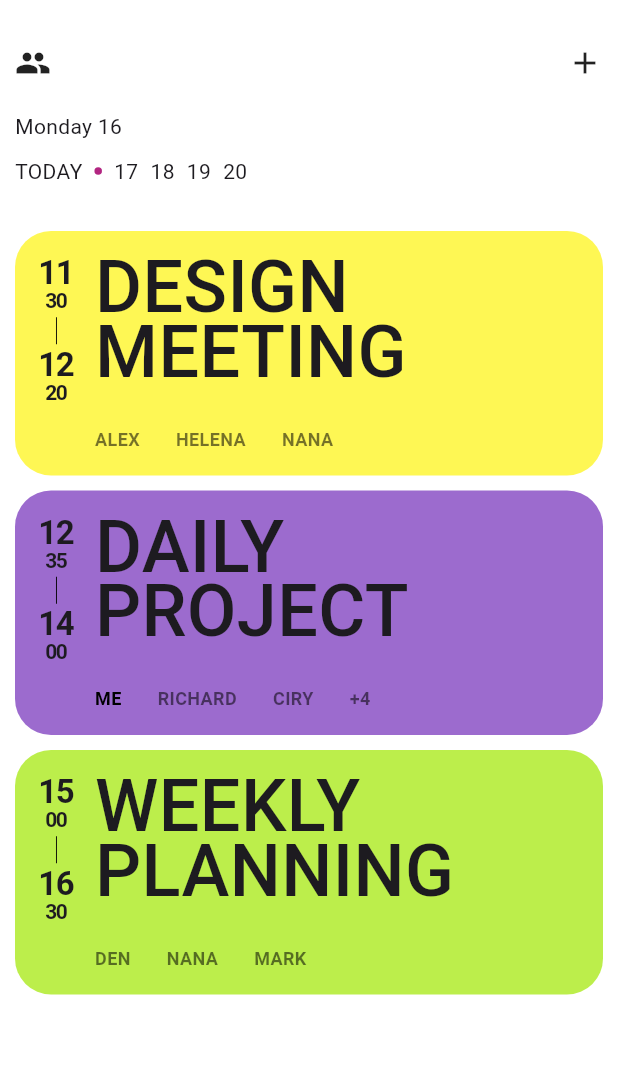
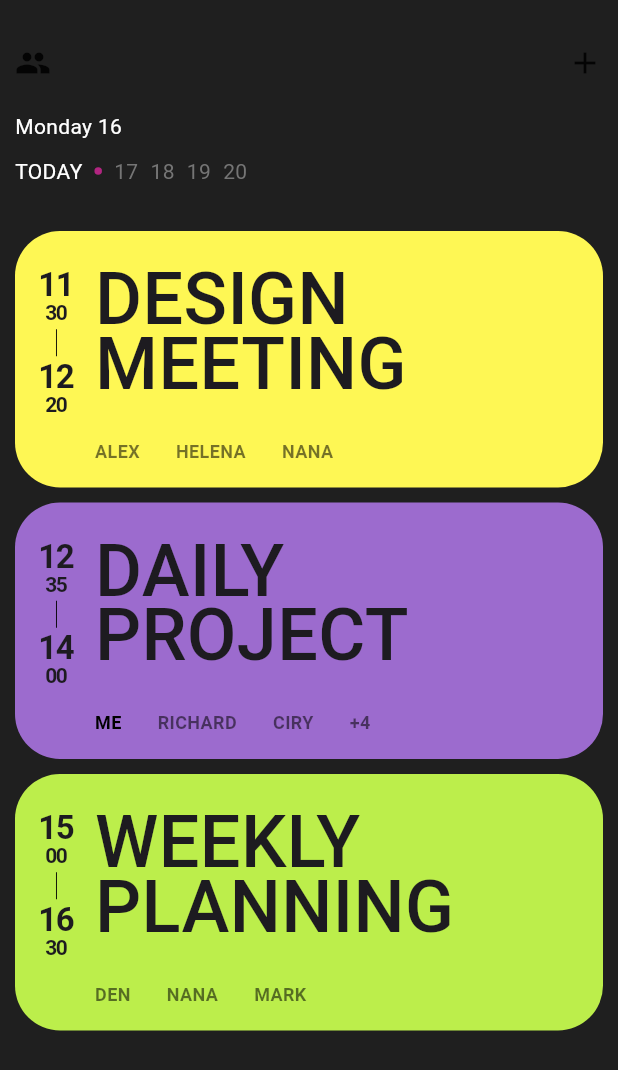
Before and after one commit to zerosial/Flutter_Dictionary, a Flutter app: the screen it shows after launch, on a phone screen of 412 x 824 dp. Shown: the top 1070 px of the screen. Run offline on Flutter 3.47's test engine with Material 3 defaults, Android fonts, the phone set to English and light mode, and no system bars.

Commit message:
feat: 카드 및 상단 Day 디자인 수정

```diff
--- a/flutterzero/lib/screens/design_screen.dart
+++ b/flutterzero/lib/screens/design_screen.dart
@@ -1,5 +1,5 @@
 import 'package:flutter/material.dart';
-import 'package:flutterzero/widget/Meeting_card.dart';
+import 'package:flutterzero/widget/meeting_card.dart';
 
 class DesignScreen extends StatefulWidget {
   const DesignScreen({super.key});
@@ -12,7 +12,7 @@ class _DesignScreenState extends State<DesignScreen> {
   @override
   Widget build(BuildContext context) {
     return Scaffold(
-      backgroundColor: Colors.white,
+      backgroundColor: const Color(0xFF1F1F1F),
       body: SingleChildScrollView(
         child: Padding(
           padding: const EdgeInsets.all(10),
@@ -36,11 +36,21 @@ class _DesignScreenState extends State<DesignScreen> {
                 crossAxisAlignment: CrossAxisAlignment.start,
                 spacing: 10,
                 children: [
-                  const Text("Monday 16"),
+                  const Text(
+                    "Monday 16",
+                    style: TextStyle(
+                      color: Colors.white,
+                    ),
+                  ),
                   Row(
                     spacing: 8,
                     children: [
-                      const Text("TODAY"),
+                      const Text(
+                        "TODAY",
+                        style: TextStyle(
+                          color: Colors.white,
+                        ),
+                      ),
                       Center(
                         child: Container(
                           width: 5.0, // 너비 5px
@@ -51,10 +61,30 @@ class _DesignScreenState extends State<DesignScreen> {
                           ),
                         ),
                       ),
-                      const Text("17"),
-                      const Text("18"),
-                      const Text("19"),
-                      const Text("20"),
+                      Text(
+                        "17",
+                        style: TextStyle(
+                          color: Colors.grey[600],
+                        ),
+                      ),
+                      Text(
+                        "18",
+                        style: TextStyle(
+                          color: Colors.grey[600],
+                        ),
+                      ),
+                      Text(
+                        "19",
+                        style: TextStyle(
+                          color: Colors.grey[600],
+                        ),
+                      ),
+                      Text(
+                        "20",
+                        style: TextStyle(
+                          color: Colors.grey[600],
+                        ),
+                      ),
                     ],
                   ),
                   const SizedBox(
--- a/flutterzero/lib/widget/Meeting_card.dart
+++ b/flutterzero/lib/widget/Meeting_card.dart
@@ -24,10 +24,15 @@ class MeetingCard extends StatelessWidget {
     return Container(
       decoration: BoxDecoration(
         color: color,
-        borderRadius: BorderRadius.circular(24),
+        borderRadius: BorderRadius.circular(30),
       ),
       child: Padding(
-        padding: const EdgeInsets.all(16),
+        padding: const EdgeInsets.only(
+          left: 16,
+          top: 24,
+          right: 16,
+          bottom: 16,
+        ),
         child: Row(
           spacing: 14,
           children: [
```
